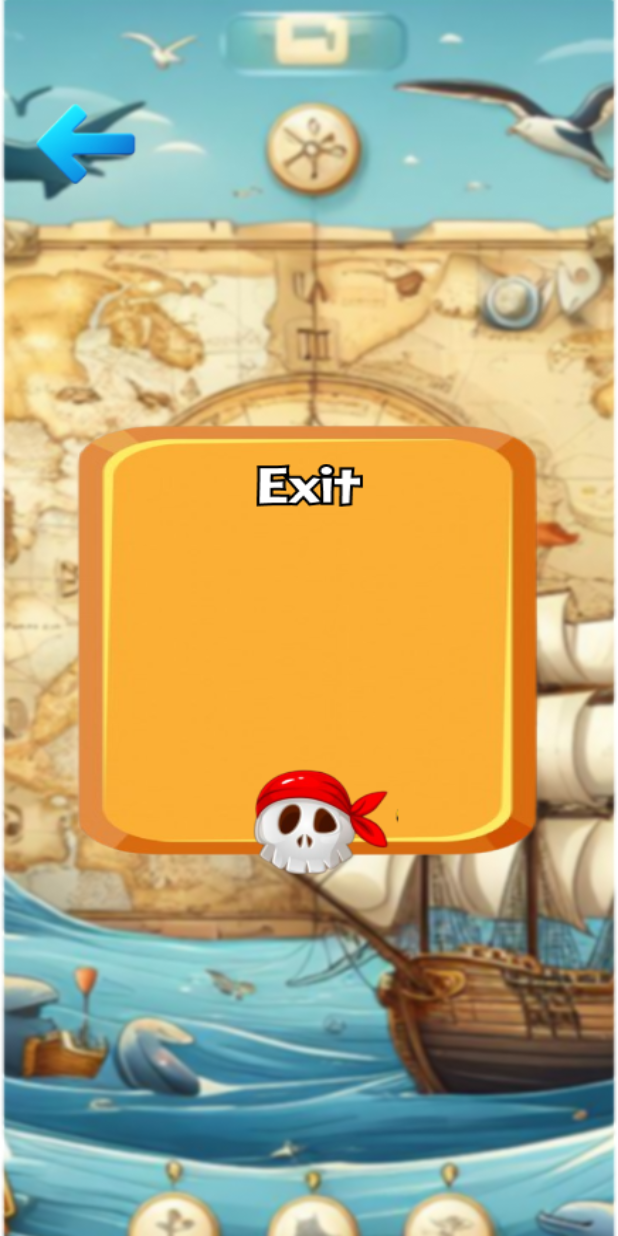
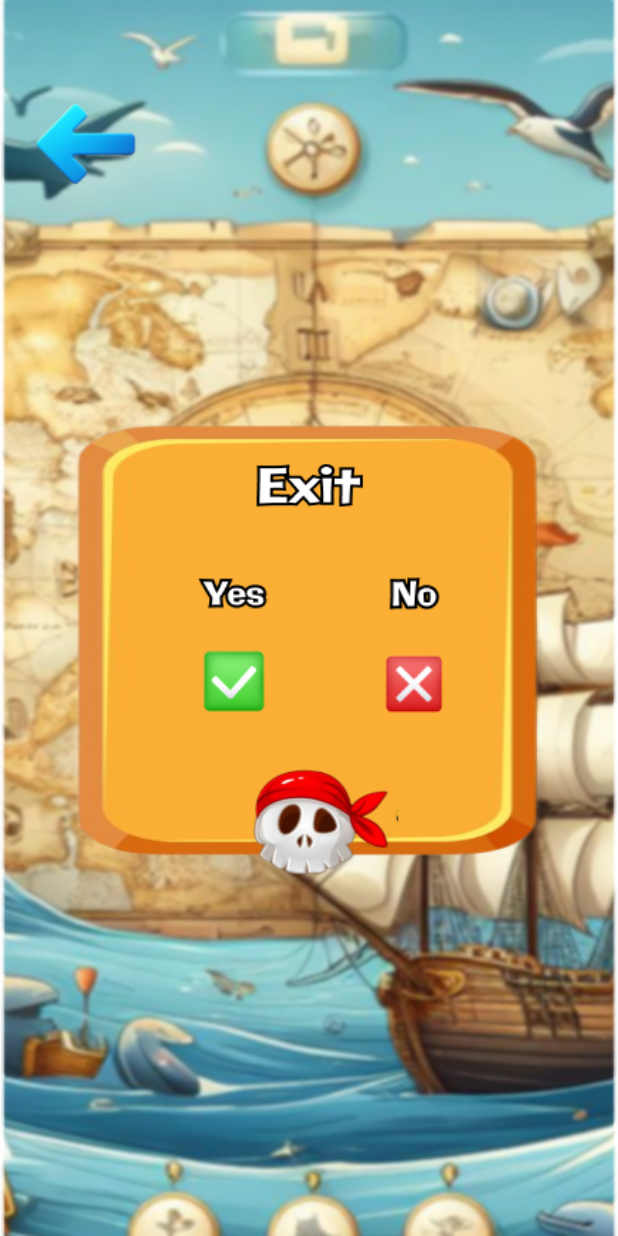
Before and after one commit to munem91/jogo_online, a Flutter app: the ExitScreen screen opened by its route, on a phone screen of 412 x 824 dp. Run offline on Flutter 3.47's test engine with Material 3 defaults, Android fonts, the light colour scheme and no system bars; our stand-ins replace audioplayers, bloc, equatable, flutter_bloc, google_fonts, shared_preferences; accounts and stored records are empty.

Commit message:
added exit screen

```diff
--- a/lib/features/exit/exit_screen.dart
+++ b/lib/features/exit/exit_screen.dart
@@ -1,4 +1,5 @@
 import 'package:flutter/material.dart';
+import 'package:flutter/services.dart';
 import 'package:flutter_bloc/flutter_bloc.dart';
 import 'package:jogo_online/features/audio_cubit/audio_cubit.dart';
 
@@ -12,17 +13,21 @@ class ExitScreen extends StatelessWidget {
     return Scaffold(
       body: Center(
         child: Container(
-          alignment: Alignment.topLeft,
           decoration: const BoxDecoration(
             image: DecorationImage(
               image: AssetImage(
-                  "assets/images/exit.png"), // Замените на путь к вашему изображению фона
+                "assets/images/exit.png",
+              ),
               fit: BoxFit.fill,
             ),
           ),
           child: Padding(
             padding: const EdgeInsets.only(left: 20.0, top: 60),
-            child: GestureDetector(
+            child: Column(
+              mainAxisAlignment: MainAxisAlignment.start,
+              crossAxisAlignment: CrossAxisAlignment.start,
+              children: [
+                GestureDetector(
                   onTap: () async {
                     await audioCubit.playSound1('sound/knopka.mp3');
                     // Обработка нажатия на изображение "Play"
@@ -31,13 +36,68 @@ class ExitScreen extends StatelessWidget {
                       Navigator.of(context).pushReplacementNamed('/');
                     }
                   },
+                  child: Align(
+                    alignment: Alignment.topLeft,
                     child: SizedBox(
                       width: 24 * 3,
                       height: 24 * 3,
                       child: Image.asset(
-                  "assets/images/back.png", // Замените путь к вашему изображению
+                        "assets/images/back.png",
                       ),
                     ),
+                  ),
+                ),
+                SizedBox(
+                  height: 600,
+                  child: Row(
+                    crossAxisAlignment: CrossAxisAlignment
+                        .center, // Изменено на CrossAxisAlignment.center
+                    mainAxisAlignment: MainAxisAlignment.center,
+                    children: [
+                      GestureDetector(
+                        onTap: () async {
+                          await audioCubit.playSound1('sound/knopka.mp3');
+                          // Обработка нажатия на первое изображение
+                          if (context.mounted) {
+                            // Закрытие приложения
+                            SystemNavigator.pop();
+                          }
+                        },
+                        child: Center(
+                          child: SizedBox(
+                            width: 100,
+                            height: 100,
+                            child: Image.asset(
+                              "assets/images/yes.png",
+                            ),
+                          ),
+                        ),
+                      ),
+                      const SizedBox(
+                          width: 20), // Небольшое расстояние между кнопками
+                      GestureDetector(
+                        onTap: () async {
+                          await audioCubit.playSound1('sound/knopka.mp3');
+                          // Обработка нажатия на кнопку "Exit Yes"
+                          if (context.mounted) {
+                            // Ваш код для открытия другого экрана
+                            Navigator.of(context).pushReplacementNamed('/');
+                          }
+                        },
+                        child: Center(
+                          child: SizedBox(
+                            width: 100,
+                            height: 100,
+                            child: Image.asset(
+                              "assets/images/no.png",
+                            ),
+                          ),
+                        ),
+                      ),
+                    ],
+                  ),
+                ),
+              ],
             ),
           ),
         ),
--- a/lib/features/game/bloc/game_bloc.dart
+++ b/lib/features/game/bloc/game_bloc.dart
@@ -55,7 +55,8 @@ class GameBloc extends Bloc<GameEvent, GameState> {
     // Уничтожить помеченные элементы
     _crushCandy(initialBoard);
 
-    emit(GameInProgressState(board: initialBoard, draggedIndex: null));
+    emit(
+        GameInProgressState(board: initialBoard, draggedIndex: null, score: 0));
   }
 
   bool _hasThreeOrMoreInARow(List<List<int>> board) {
--- a/lib/features/game/game.dart
+++ b/lib/features/game/game.dart
@@ -134,7 +134,7 @@ class Game extends StatelessWidget {
                     Text(
                       '${state.score}',
                       style: Theme.of(context).textTheme.titleLarge,
-                    ),
+                    )
                   ],
                 ),
 
@@ -236,7 +236,7 @@ class TimerWidgetState extends State<TimerWidget> {
     setState(() {
       if (_minutes == 0 && _seconds == 0) {
         timer.cancel();
-        // Здесь можно добавить логику, выполняемую по истечении времени
+        Navigator.of(context).pushReplacementNamed('/winnerScreen');
       } else if (_seconds == 0) {
         _minutes--;
         _seconds = 59;
--- a/lib/features/game/game_screen.dart
+++ b/lib/features/game/game_screen.dart
@@ -19,11 +19,7 @@ class GameScreen extends StatelessWidget {
               fit: BoxFit.fill,
             ),
           ),
-          child: BlocProvider(
-            create: (context) =>
-                GameBloc(rows: 7, columns: 6)..add(InitializeGame()),
-            child: const Game(),
-          ),
+          child: const Game(),
         ),
       ),
     );
```
Also changed, not shown: lib/features/winner/winner_screen.dart (+17 -1 lines), lib/main.dart (+9 -4 lines), assets/images/no.png (added), assets/images/yes.png (added). Lines whose indentation alone changed are shown as unchanged.
